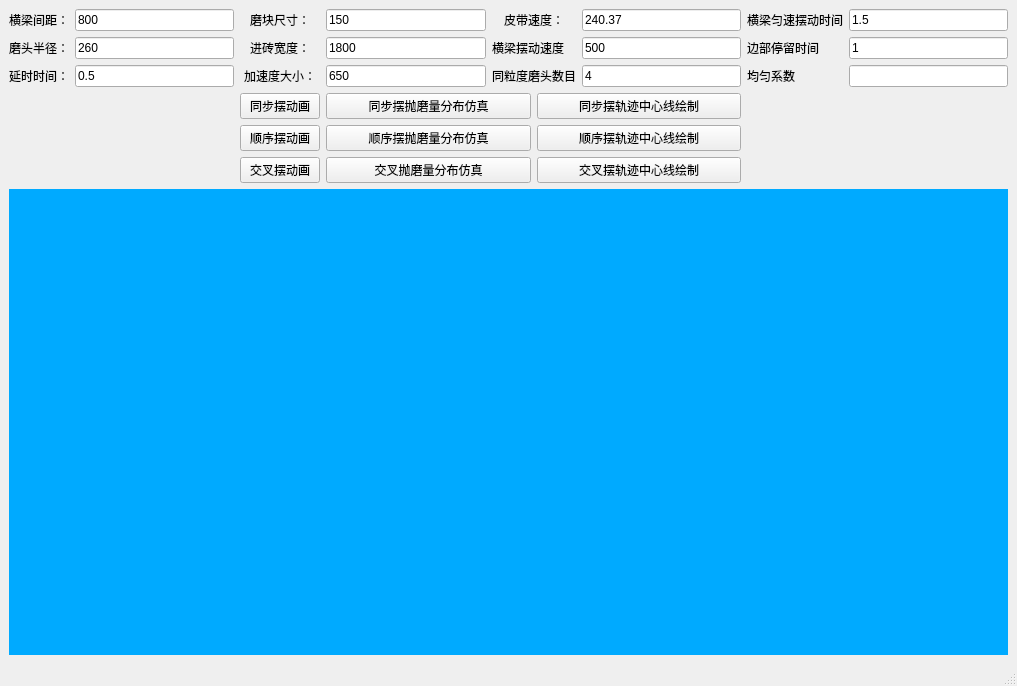
Qt form Single_Sim.ui (wuheideyun/PolishingParameterNew) before a commit.
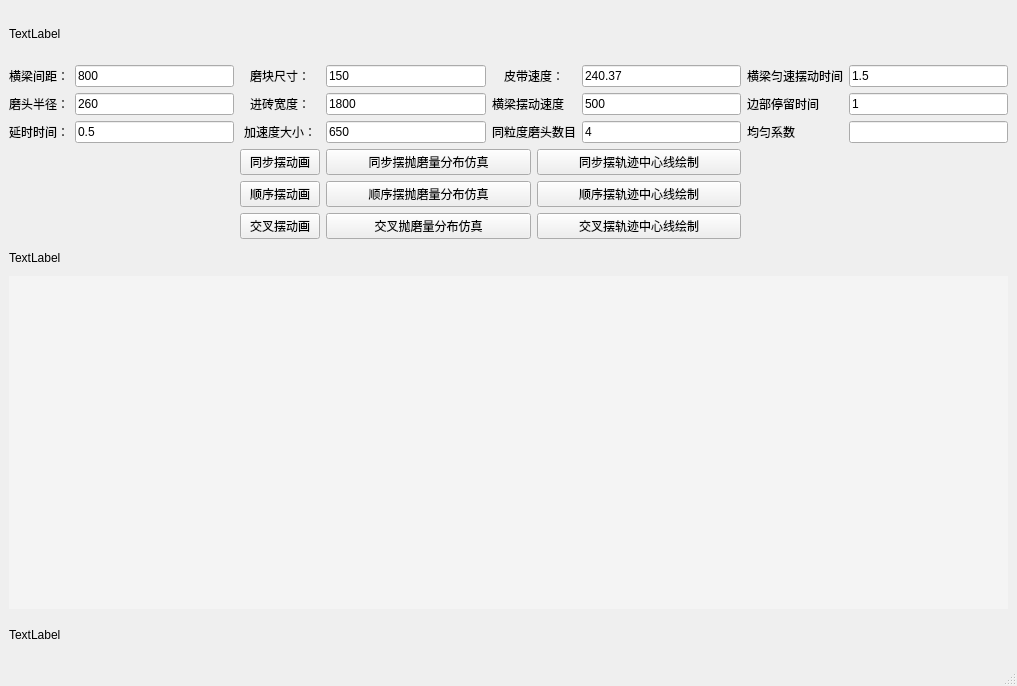
The same form after that commit.

```diff
--- a/Single_Sim.ui
+++ b/Single_Sim.ui
@@ -15,237 +15,294 @@
   </property>
   <widget class="QWidget" name="centralwidget">
    <layout class="QGridLayout" name="gridLayout">
-    <item row="0" column="0">
-     <widget class="QLabel" name="label_beam_between">
+    <item row="4" column="2">
+     <widget class="QPushButton" name="button_animation_equal">
       <property name="text">
-       <string>&lt;html&gt;&lt;head/&gt;&lt;body&gt;&lt;p align=&quot;center&quot;&gt;横梁间距：&lt;/p&gt;&lt;/body&gt;&lt;/html&gt;</string>
+       <string>同步摆动画</string>
       </property>
      </widget>
     </item>
-    <item row="0" column="1">
-     <widget class="QLineEdit" name="lineEdit_beam_between">
+    <item row="4" column="5" colspan="2">
+     <widget class="QPushButton" name="button_middle_line_equal">
       <property name="text">
-       <string>800</string>
+       <string>同步摆轨迹中心线绘制</string>
       </property>
      </widget>
     </item>
-    <item row="0" column="2">
+    <item row="8" column="0" colspan="9">
+     <widget class="QWidget" name="widget" native="true">
+      <property name="styleSheet">
+       <string notr="true">background-color: rgb(244, 244, 244);</string>
+      </property>
+     </widget>
+    </item>
+    <item row="4" column="3" colspan="2">
+     <widget class="QPushButton" name="button_simulation_equal">
+      <property name="text">
+       <string>同步摆抛磨量分布仿真</string>
+      </property>
+     </widget>
+    </item>
+    <item row="1" column="2">
      <widget class="QLabel" name="label_grind_size">
       <property name="text">
        <string>&lt;html&gt;&lt;head/&gt;&lt;body&gt;&lt;p align=&quot;center&quot;&gt;磨块尺寸：&lt;/p&gt;&lt;/body&gt;&lt;/html&gt;</string>
       </property>
      </widget>
     </item>
-    <item row="0" column="3">
-     <widget class="QLineEdit" name="lineEdit_grind_size">
-      <property name="text">
-       <string>150</string>
-      </property>
-     </widget>
-    </item>
-    <item row="0" column="4" colspan="2">
-     <widget class="QLabel" name="label_belt_speed">
-      <property name="text">
-       <string>&lt;html&gt;&lt;head/&gt;&lt;body&gt;&lt;p align=&quot;center&quot;&gt;皮带速度：&lt;/p&gt;&lt;/body&gt;&lt;/html&gt;</string>
-      </property>
-     </widget>
-    </item>
-    <item row="0" column="6">
-     <widget class="QLineEdit" name="lineEdit_belt_speed">
-      <property name="text">
-       <string>240.37</string>
-      </property>
-     </widget>
-    </item>
-    <item row="0" column="7">
-     <widget class="QLabel" name="label_beam_constant_time">
-      <property name="text">
-       <string>横梁匀速摆动时间</string>
-      </property>
-     </widget>
-    </item>
-    <item row="0" column="8">
-     <widget class="QLineEdit" name="lineEdit_beam_constant_time">
-      <property name="text">
-       <string>1.5</string>
-      </property>
-     </widget>
-    </item>
-    <item row="1" column="0">
-     <widget class="QLabel" name="label_radius">
-      <property name="text">
-       <string>&lt;html&gt;&lt;head/&gt;&lt;body&gt;&lt;p align=&quot;center&quot;&gt;磨头半径：&lt;/p&gt;&lt;/body&gt;&lt;/html&gt;</string>
-      </property>
-     </widget>
-    </item>
-    <item row="1" column="1">
-     <widget class="QLineEdit" name="lineEdit_radius">
-      <property name="text">
-       <string>260</string>
-      </property>
-     </widget>
-    </item>
-    <item row="1" column="2">
+    <item row="2" column="2">
      <widget class="QLabel" name="label_cerimatic_width">
       <property name="text">
        <string>&lt;html&gt;&lt;head/&gt;&lt;body&gt;&lt;p align=&quot;center&quot;&gt;进砖宽度：&lt;/p&gt;&lt;/body&gt;&lt;/html&gt;</string>
       </property>
      </widget>
     </item>
-    <item row="1" column="3">
+    <item row="1" column="4" colspan="2">
+     <widget class="QLabel" name="label_belt_speed">
+      <property name="text">
+       <string>&lt;html&gt;&lt;head/&gt;&lt;body&gt;&lt;p align=&quot;center&quot;&gt;皮带速度：&lt;/p&gt;&lt;/body&gt;&lt;/html&gt;</string>
+      </property>
+     </widget>
+    </item>
+    <item row="2" column="7">
+     <widget class="QLabel" name="label_stay_time">
+      <property name="text">
+       <string>边部停留时间</string>
+      </property>
+     </widget>
+    </item>
+    <item row="2" column="3">
      <widget class="QLineEdit" name="lineEdit_ceramic_width">
       <property name="text">
        <string>1800</string>
       </property>
      </widget>
     </item>
-    <item row="1" column="4" colspan="2">
+    <item row="3" column="8">
+     <widget class="QLineEdit" name="lineEdit_coefficient"/>
+    </item>
+    <item row="1" column="8">
+     <widget class="QLineEdit" name="lineEdit_beam_constant_time">
+      <property name="text">
+       <string>1.5</string>
+      </property>
+     </widget>
+    </item>
+    <item row="2" column="4" colspan="2">
      <widget class="QLabel" name="label_beam_swing_speed">
       <property name="text">
        <string>&lt;html&gt;&lt;head/&gt;&lt;body&gt;&lt;p&gt;横梁摆动速度&lt;/p&gt;&lt;/body&gt;&lt;/html&gt;</string>
       </property>
      </widget>
     </item>
-    <item row="1" column="6">
+    <item row="2" column="6">
      <widget class="QLineEdit" name="lineEdit_beam_swing_speed">
       <property name="text">
        <string>500</string>
       </property>
      </widget>
     </item>
+    <item row="3" column="3">
+     <widget class="QLineEdit" name="lineEdit_accelerate">
+      <property name="text">
+       <string>650</string>
+      </property>
+     </widget>
+    </item>
     <item row="1" column="7">
-     <widget class="QLabel" name="label_stay_time">
+     <widget class="QLabel" name="label_beam_constant_time">
       <property name="text">
-       <string>边部停留时间</string>
+       <string>横梁匀速摆动时间</string>
       </property>
      </widget>
     </item>
-    <item row="1" column="8">
-     <widget class="QLineEdit" name="lineEdit_stay_time">
-      <property name="text">
-       <string>1</string>
-      </property>
-     </widget>
-    </item>
-    <item row="2" column="0">
-     <widget class="QLabel" name="label_delay_time">
-      <property name="text">
-       <string>&lt;html&gt;&lt;head/&gt;&lt;body&gt;&lt;p align=&quot;center&quot;&gt;延时时间：&lt;/p&gt;&lt;/body&gt;&lt;/html&gt;</string>
-      </property>
-     </widget>
-    </item>
-    <item row="2" column="1">
+    <item row="3" column="1">
      <widget class="QLineEdit" name="lineEdit_delay_time">
       <property name="text">
        <string>0.5</string>
       </property>
      </widget>
     </item>
-    <item row="2" column="2">
+    <item row="5" column="2">
+     <widget class="QPushButton" name="button_animation_order">
+      <property name="text">
+       <string>顺序摆动画</string>
+      </property>
+     </widget>
+    </item>
+    <item row="6" column="3" colspan="2">
+     <widget class="QPushButton" name="button_simulation_cross">
+      <property name="text">
+       <string>交叉抛磨量分布仿真</string>
+      </property>
+     </widget>
+    </item>
+    <item row="3" column="0">
+     <widget class="QLabel" name="label_delay_time">
+      <property name="text">
+       <string>&lt;html&gt;&lt;head/&gt;&lt;body&gt;&lt;p align=&quot;center&quot;&gt;延时时间：&lt;/p&gt;&lt;/body&gt;&lt;/html&gt;</string>
+      </property>
+     </widget>
+    </item>
+    <item row="3" column="2">
      <widget class="QLabel" name="label_accelerate">
       <property name="text">
        <string>&lt;html&gt;&lt;head/&gt;&lt;body&gt;&lt;p align=&quot;center&quot;&gt;加速度大小：&lt;/p&gt;&lt;/body&gt;&lt;/html&gt;</string>
       </property>
      </widget>
     </item>
-    <item row="2" column="3">
-     <widget class="QLineEdit" name="lineEdit_accelerate">
-      <property name="text">
-       <string>650</string>
-      </property>
-     </widget>
-    </item>
-    <item row="2" column="4" colspan="2">
+    <item row="3" column="4" colspan="2">
      <widget class="QLabel" name="label_num">
       <property name="text">
        <string>同粒度磨头数目</string>
       </property>
      </widget>
     </item>
-    <item row="2" column="6">
+    <item row="3" column="6">
      <widget class="QLineEdit" name="lineEdit_num">
       <property name="text">
        <string>4</string>
       </property>
      </widget>
     </item>
-    <item row="2" column="7">
-     <widget class="QLabel" name="label_coefficient">
+    <item row="6" column="5" colspan="2">
+     <widget class="QPushButton" name="button_middle_line_cross">
       <property name="text">
-       <string>均匀系数</string>
+       <string>交叉摆轨迹中心线绘制</string>
+      </property>
+     </widget>
+    </item>
+    <item row="2" column="1">
+     <widget class="QLineEdit" name="lineEdit_radius">
+      <property name="text">
+       <string>260</string>
+      </property>
+     </widget>
+    </item>
+    <item row="1" column="1">
+     <widget class="QLineEdit" name="lineEdit_beam_between">
+      <property name="text">
+       <string>800</string>
       </property>
      </widget>
     </item>
     <item row="2" column="8">
-     <widget class="QLineEdit" name="lineEdit_coefficient"/>
-    </item>
-    <item row="3" column="2">
-     <widget class="QPushButton" name="button_animation_equal">
+     <widget class="QLineEdit" name="lineEdit_stay_time">
       <property name="text">
-       <string>同步摆动画</string>
+       <string>1</string>
       </property>
      </widget>
     </item>
-    <item row="3" column="3" colspan="2">
-     <widget class="QPushButton" name="button_simulation_equal">
-      <property name="text">
-       <string>同步摆抛磨量分布仿真</string>
-      </property>
-     </widget>
-    </item>
-    <item row="3" column="5" colspan="2">
-     <widget class="QPushButton" name="button_middle_line_equal">
-      <property name="text">
-       <string>同步摆轨迹中心线绘制</string>
-      </property>
-     </widget>
-    </item>
-    <item row="4" column="2">
-     <widget class="QPushButton" name="button_animation_order">
-      <property name="text">
-       <string>顺序摆动画</string>
-      </property>
-     </widget>
-    </item>
-    <item row="4" column="3" colspan="2">
-     <widget class="QPushButton" name="button_simulation_order">
-      <property name="text">
-       <string>顺序摆抛磨量分布仿真</string>
-      </property>
-     </widget>
-    </item>
-    <item row="4" column="5" colspan="2">
+    <item row="5" column="5" colspan="2">
      <widget class="QPushButton" name="button_middle_line_order">
       <property name="text">
        <string>顺序摆轨迹中心线绘制</string>
       </property>
      </widget>
     </item>
-    <item row="5" column="2">
+    <item row="1" column="3">
+     <widget class="QLineEdit" name="lineEdit_grind_size">
+      <property name="text">
+       <string>150</string>
+      </property>
+     </widget>
+    </item>
+    <item row="5" column="3" colspan="2">
+     <widget class="QPushButton" name="button_simulation_order">
+      <property name="text">
+       <string>顺序摆抛磨量分布仿真</string>
+      </property>
+     </widget>
+    </item>
+    <item row="2" column="0">
+     <widget class="QLabel" name="label_radius">
+      <property name="text">
+       <string>&lt;html&gt;&lt;head/&gt;&lt;body&gt;&lt;p align=&quot;center&quot;&gt;磨头半径：&lt;/p&gt;&lt;/body&gt;&lt;/html&gt;</string>
+      </property>
+     </widget>
+    </item>
+    <item row="7" column="0" colspan="9">
+     <widget class="QLabel" name="label_middle">
+      <property name="minimumSize">
+       <size>
+        <width>500</width>
+        <height>0</height>
+       </size>
+      </property>
+      <property name="maximumSize">
+       <size>
+        <width>16777215</width>
+        <height>25</height>
+       </size>
+      </property>
+      <property name="text">
+       <string>TextLabel</string>
+      </property>
+     </widget>
+    </item>
+    <item row="1" column="0">
+     <widget class="QLabel" name="label_beam_between">
+      <property name="text">
+       <string>&lt;html&gt;&lt;head/&gt;&lt;body&gt;&lt;p align=&quot;center&quot;&gt;横梁间距：&lt;/p&gt;&lt;/body&gt;&lt;/html&gt;</string>
+      </property>
+     </widget>
+    </item>
+    <item row="0" column="0" colspan="9">
+     <widget class="QLabel" name="label_top">
+      <property name="minimumSize">
+       <size>
+        <width>500</width>
+        <height>0</height>
+       </size>
+      </property>
+      <property name="maximumSize">
+       <size>
+        <width>16777215</width>
+        <height>50</height>
+       </size>
+      </property>
+      <property name="text">
+       <string>TextLabel</string>
+      </property>
+     </widget>
+    </item>
+    <item row="3" column="7">
+     <widget class="QLabel" name="label_coefficient">
+      <property name="text">
+       <string>均匀系数</string>
+      </property>
+     </widget>
+    </item>
+    <item row="1" column="6">
+     <widget class="QLineEdit" name="lineEdit_belt_speed">
+      <property name="text">
+       <string>240.37</string>
+      </property>
+     </widget>
+    </item>
+    <item row="6" column="2">
      <widget class="QPushButton" name="button_animation_cross">
       <property name="text">
        <string>交叉摆动画</string>
       </property>
      </widget>
     </item>
-    <item row="5" column="3" colspan="2">
-     <widget class="QPushButton" name="button_simulation_cross">
-      <property name="text">
-       <string>交叉抛磨量分布仿真</string>
+    <item row="9" column="0" colspan="9">
+     <widget class="QLabel" name="label_bottom">
+      <property name="minimumSize">
+       <size>
+        <width>500</width>
+        <height>0</height>
+       </size>
       </property>
-     </widget>
-    </item>
-    <item row="5" column="5" colspan="2">
-     <widget class="QPushButton" name="button_middle_line_cross">
-      <property name="text">
-       <string>交叉摆轨迹中心线绘制</string>
+      <property name="maximumSize">
+       <size>
+        <width>16777215</width>
+        <height>40</height>
+       </size>
       </property>
-     </widget>
-    </item>
-    <item row="6" column="0" colspan="9">
-     <widget class="QWidget" name="widget" native="true">
-      <property name="styleSheet">
-       <string notr="true">background-color: rgb(0, 170, 255);</string>
+      <property name="text">
+       <string>TextLabel</string>
       </property>
      </widget>
     </item>
```
Left out of the diff: 2 changed lines with no effect on the pictures.
